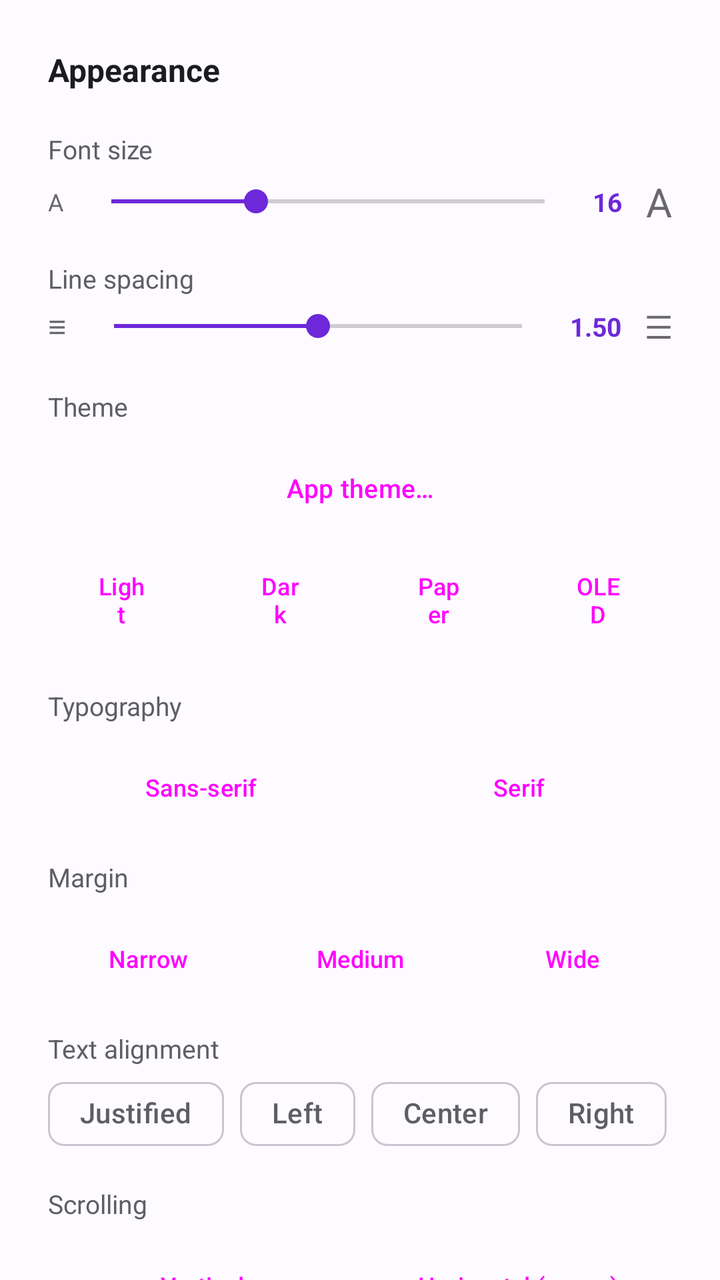
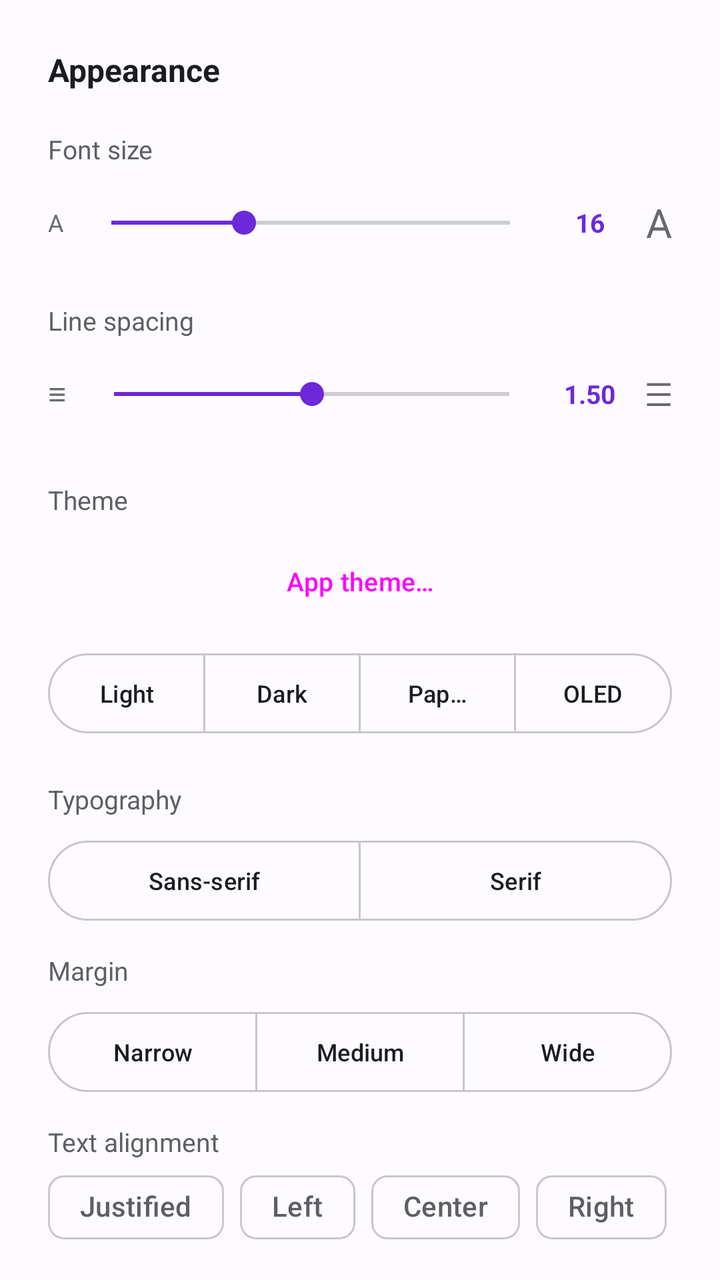

Compare the two renders of this Android layout. The source of the first and the diff that turns it into the second are given below.
<!-- AndroidManifest.xml: application theme AppTheme -->
<!-- res/layout/bottom_sheet_aparencia.xml -->
<?xml version="1.0" encoding="utf-8"?>
<androidx.core.widget.NestedScrollView
    xmlns:android="http://schemas.android.com/apk/res/android"
    xmlns:app="http://schemas.android.com/apk/res-auto"
    android:layout_width="match_parent"
    android:layout_height="wrap_content"
    android:background="@color/color_surface">

<LinearLayout
    android:layout_width="match_parent"
    android:layout_height="wrap_content"
    android:orientation="vertical"
    android:padding="24dp">

    <TextView
        android:layout_width="wrap_content"
        android:layout_height="wrap_content"
        android:text="@string/titulo_aparencia"
        android:textSize="16sp"
        android:textStyle="bold"
        android:textColor="@color/color_on_surface"
        android:layout_marginBottom="20dp"/>

    
    <TextView
        android:layout_width="wrap_content"
        android:layout_height="wrap_content"
        android:text="@string/label_tamanho_fonte"
        android:textSize="13sp"
        android:textColor="@color/color_on_surface_muted"
        android:layout_marginBottom="4dp"/>

    <LinearLayout
        android:layout_width="match_parent"
        android:layout_height="wrap_content"
        android:orientation="horizontal"
        android:gravity="center_vertical"
        android:layout_marginBottom="16dp">

        <TextView
            android:layout_width="wrap_content"
            android:layout_height="wrap_content"
            android:text="A"
            android:textSize="12sp"
            android:textColor="@color/color_on_surface_dim"
            android:layout_marginEnd="8dp"
            android:importantForAccessibility="no"/>

        <SeekBar
            android:id="@+id/seekBarFonte"
            android:contentDescription="@string/label_tamanho_fonte"
            android:layout_width="0dp"
            android:layout_height="wrap_content"
            android:layout_weight="1"
            android:max="24"
            android:progress="8"/>

        <TextView
            android:id="@+id/tvFonteValor"
            android:layout_width="wrap_content"
            android:layout_height="wrap_content"
            android:text="16"
            android:textSize="13sp"
            android:textColor="?attr/colorPrimary"
            android:textStyle="bold"
            android:paddingHorizontal="8dp"
            android:clickable="true"
            android:focusable="true"
            android:background="?attr/selectableItemBackground"/>

        <TextView
            android:layout_width="wrap_content"
            android:layout_height="wrap_content"
            android:text="A"
            android:textSize="20sp"
            android:textColor="@color/color_on_surface_dim"
            android:layout_marginStart="4dp"
            android:importantForAccessibility="no"/>
    </LinearLayout>

    
    <TextView
        android:layout_width="wrap_content"
        android:layout_height="wrap_content"
        android:text="@string/label_espacamento_linhas"
        android:textSize="13sp"
        android:textColor="@color/color_on_surface_muted"
        android:layout_marginBottom="4dp"/>

    <LinearLayout
        android:layout_width="match_parent"
        android:layout_height="wrap_content"
        android:orientation="horizontal"
        android:gravity="center_vertical"
        android:layout_marginBottom="20dp">

        <TextView
            android:layout_width="wrap_content"
            android:layout_height="wrap_content"
            android:text="≡"
            android:textSize="16sp"
            android:textColor="@color/color_on_surface_dim"
            android:layout_marginEnd="8dp"
            android:importantForAccessibility="no"/>

        <SeekBar
            android:id="@+id/seekBarEspacamento"
            android:contentDescription="@string/label_espacamento_linhas"
            android:layout_width="0dp"
            android:layout_height="wrap_content"
            android:layout_weight="1"
            android:max="20"
            android:progress="10"/>

        <TextView
            android:id="@+id/tvEspacamentoValor"
            android:layout_width="wrap_content"
            android:layout_height="wrap_content"
            android:text="1.50"
            android:textSize="13sp"
            android:textColor="?attr/colorPrimary"
            android:textStyle="bold"
            android:paddingHorizontal="8dp"
            android:clickable="true"
            android:focusable="true"
            android:background="?attr/selectableItemBackground"/>

        <TextView
            android:layout_width="wrap_content"
            android:layout_height="wrap_content"
            android:text="☰"
            android:textSize="16sp"
            android:textColor="@color/color_on_surface_dim"
            android:layout_marginStart="4dp"
            android:importantForAccessibility="no"/>
    </LinearLayout>

    
    <TextView
        android:layout_width="wrap_content"
        android:layout_height="wrap_content"
        android:text="@string/label_tema"
        android:textSize="13sp"
        android:textColor="@color/color_on_surface_muted"
        android:layout_marginBottom="8dp"/>

    <Button
        android:id="@+id/btnTemaDoApp"
        style="@style/Widget.Material3.Button.OutlinedButton"
        android:layout_width="match_parent"
        android:layout_height="wrap_content"
        android:minHeight="48dp"
        android:layout_marginBottom="8dp"
        android:text="@string/tema_do_app"
        android:textAllCaps="false"
        android:textSize="13sp"/>

    <LinearLayout
        android:layout_width="match_parent"
        android:layout_height="wrap_content"
        android:orientation="horizontal"
        android:layout_marginBottom="8dp">

        <Button
            android:id="@+id/btnTemaClaro"
            android:layout_width="0dp"
            android:layout_height="wrap_content"
        android:minHeight="48dp"
            android:layout_weight="1"
            android:layout_marginEnd="6dp"
            android:text="@string/btn_tema_claro"
            android:textSize="12sp"
            style="@style/Widget.Material3.Button.OutlinedButton"/>

        <Button
            android:id="@+id/btnTemaEscuro"
            android:layout_width="0dp"
            android:layout_height="wrap_content"
        android:minHeight="48dp"
            android:layout_weight="1"
            android:layout_marginEnd="6dp"
            android:text="@string/btn_tema_escuro"
            android:textSize="12sp"
            style="@style/Widget.Material3.Button.OutlinedButton"/>

        <Button
            android:id="@+id/btnTemaSepia"
            android:layout_width="0dp"
            android:layout_height="wrap_content"
        android:minHeight="48dp"
            android:layout_weight="1"
            android:layout_marginEnd="6dp"
            android:text="@string/btn_tema_sepia"
            android:textSize="12sp"
            style="@style/Widget.Material3.Button.OutlinedButton"/>

        <Button
            android:id="@+id/btnTemaOled"
            android:layout_width="0dp"
            android:layout_height="wrap_content"
        android:minHeight="48dp"
            android:layout_weight="1"
            android:text="@string/btn_tema_oled"
            android:textSize="12sp"
            style="@style/Widget.Material3.Button.OutlinedButton"/>
    </LinearLayout>

    
    <TextView
        android:layout_width="wrap_content"
        android:layout_height="wrap_content"
        android:text="@string/label_tipografia"
        android:textSize="13sp"
        android:textColor="@color/color_on_surface_muted"
        android:layout_marginTop="12dp"
        android:layout_marginBottom="8dp"/>

    <LinearLayout
        android:layout_width="match_parent"
        android:layout_height="wrap_content"
        android:orientation="horizontal"
        android:layout_marginBottom="8dp">

        <Button
            android:id="@+id/btnFontePadrao"
            android:layout_width="0dp"
            android:layout_height="wrap_content"
        android:minHeight="48dp"
            android:layout_weight="1"
            android:layout_marginEnd="6dp"
            android:text="@string/btn_fonte_padrao"
            android:textSize="12sp"
            style="@style/Widget.Material3.Button.OutlinedButton"/>

        <Button
            android:id="@+id/btnFonteSerifada"
            android:layout_width="0dp"
            android:layout_height="wrap_content"
        android:minHeight="48dp"
            android:layout_weight="1"
            android:text="@string/btn_fonte_serifada"
            android:textSize="12sp"
            style="@style/Widget.Material3.Button.OutlinedButton"/>
    </LinearLayout>

    
    <TextView
        android:layout_width="wrap_content"
        android:layout_height="wrap_content"
        android:text="@string/label_margem"
        android:textSize="13sp"
        android:textColor="@color/color_on_surface_muted"
        android:layout_marginTop="4dp"
        android:layout_marginBottom="8dp"/>

    <LinearLayout
        android:layout_width="match_parent"
        android:layout_height="wrap_content"
        android:orientation="horizontal"
        android:layout_marginBottom="8dp">

        <Button
            android:id="@+id/btnMargemEstreita"
            android:layout_width="0dp"
            android:layout_height="wrap_content"
        android:minHeight="48dp"
            android:layout_weight="1"
            android:layout_marginEnd="6dp"
            android:text="@string/btn_margem_estreita"
            android:textSize="12sp"
            style="@style/Widget.Material3.Button.OutlinedButton"/>

        <Button
            android:id="@+id/btnMargemMedia"
            android:layout_width="0dp"
            android:layout_height="wrap_content"
        android:minHeight="48dp"
            android:layout_weight="1"
            android:layout_marginEnd="6dp"
            android:text="@string/btn_margem_media"
            android:textSize="12sp"
            style="@style/Widget.Material3.Button.OutlinedButton"/>

        <Button
            android:id="@+id/btnMargemLarga"
            android:layout_width="0dp"
            android:layout_height="wrap_content"
        android:minHeight="48dp"
            android:layout_weight="1"
            android:text="@string/btn_margem_larga"
            android:textSize="12sp"
            style="@style/Widget.Material3.Button.OutlinedButton"/>
    </LinearLayout>

    
    <TextView
        android:layout_width="wrap_content"
        android:layout_height="wrap_content"
        android:text="@string/label_alinhamento"
        android:textSize="13sp"
        android:textColor="@color/color_on_surface_muted"
        android:layout_marginTop="4dp"/>

    <com.google.android.material.chip.ChipGroup
        android:id="@+id/chipsAlinhamento"
        android:layout_width="match_parent"
        android:layout_height="wrap_content"
        android:layout_marginBottom="8dp"
        app:singleSelection="true"
        app:selectionRequired="true">

        <com.google.android.material.chip.Chip
            android:id="@+id/chipAlinhJustificado"
            style="@style/Widget.Material3.Chip.Filter"
            android:layout_width="wrap_content"
            android:layout_height="wrap_content"
            android:text="@string/alinhamento_justificado"/>

        <com.google.android.material.chip.Chip
            android:id="@+id/chipAlinhEsquerda"
            style="@style/Widget.Material3.Chip.Filter"
            android:layout_width="wrap_content"
            android:layout_height="wrap_content"
            android:text="@string/alinhamento_esquerda"/>

        <com.google.android.material.chip.Chip
            android:id="@+id/chipAlinhCentro"
            style="@style/Widget.Material3.Chip.Filter"
            android:layout_width="wrap_content"
            android:layout_height="wrap_content"
            android:text="@string/alinhamento_centro"/>

        <com.google.android.material.chip.Chip
            android:id="@+id/chipAlinhDireita"
            style="@style/Widget.Material3.Chip.Filter"
            android:layout_width="wrap_content"
            android:layout_height="wrap_content"
            android:text="@string/alinhamento_direita"/>
    </com.google.android.material.chip.ChipGroup>

    <TextView
        android:id="@+id/tvAlinhamentoDica"
        android:layout_width="match_parent"
        android:layout_height="wrap_content"
        android:layout_marginBottom="8dp"
        android:text="@string/alinhamento_justificado_dica"
        android:textColor="@color/color_on_surface_medium"
        android:textSize="12sp"
        android:visibility="gone"/>

    
    <TextView
        android:layout_width="wrap_content"
        android:layout_height="wrap_content"
        android:text="@string/label_rolagem"
        android:textSize="13sp"
        android:textColor="@color/color_on_surface_muted"
        android:layout_marginTop="4dp"
        android:layout_marginBottom="8dp"/>

    <LinearLayout
        android:layout_width="match_parent"
        android:layout_height="wrap_content"
        android:orientation="horizontal"
        android:layout_marginBottom="8dp">

        <Button
            android:id="@+id/btnRolagemVertical"
            android:layout_width="0dp"
            android:layout_height="wrap_content"
        android:minHeight="48dp"
            android:layout_weight="1"
            android:text="@string/btn_rolagem_vertical"
            android:textSize="12sp"
            android:layout_marginEnd="4dp"
            style="@style/Widget.Material3.Button.OutlinedButton"/>

        <Button
            android:id="@+id/btnRolagemHorizontal"
            android:layout_width="0dp"
            android:layout_height="wrap_content"
        android:minHeight="48dp"
            android:layout_weight="1"
            android:text="@string/btn_rolagem_horizontal"
            android:textSize="12sp"
            style="@style/Widget.Material3.Button.OutlinedButton"/>
    </LinearLayout>

    
    <TextView
        android:layout_width="wrap_content"
        android:layout_height="wrap_content"
        android:text="@string/label_brilho"
        android:textSize="13sp"
        android:textColor="@color/color_on_surface_muted"
        android:layout_marginTop="12dp"
        android:layout_marginBottom="4dp"/>

    <LinearLayout
        android:layout_width="match_parent"
        android:layout_height="wrap_content"
        android:orientation="horizontal"
        android:gravity="center_vertical">

        <TextView
            android:layout_width="wrap_content"
            android:layout_height="wrap_content"
            android:text="☾"
            android:textSize="14sp"
            android:textColor="@color/color_on_surface_dim"
            android:layout_marginEnd="8dp"
            android:importantForAccessibility="no"/>

        <SeekBar
            android:id="@+id/seekBarBrilho"
            android:contentDescription="@string/label_brilho"
            android:layout_width="0dp"
            android:layout_height="wrap_content"
            android:layout_weight="1"
            android:max="100"
            android:progress="100"/>

        <TextView
            android:id="@+id/tvBrilhoValor"
            android:layout_width="wrap_content"
            android:layout_height="wrap_content"
            android:text="100%"
            android:textSize="13sp"
            android:textColor="?attr/colorPrimary"
            android:textStyle="bold"
            android:paddingHorizontal="8dp"
            android:clickable="true"
            android:focusable="true"
            android:background="?attr/selectableItemBackground"/>

        <TextView
            android:layout_width="wrap_content"
            android:layout_height="wrap_content"
            android:text="☀"
            android:textSize="14sp"
            android:textColor="@color/color_on_surface_dim"
            android:layout_marginStart="4dp"
            android:importantForAccessibility="no"/>
    </LinearLayout>

    
    <com.google.android.material.materialswitch.MaterialSwitch
        android:id="@+id/swManterTelaLigada"
        android:layout_width="match_parent"
        android:layout_height="wrap_content"
        android:layout_marginTop="12dp"
        android:minHeight="48dp"
        android:text="@string/reader_manter_tela_ligada"
        android:textSize="14sp"
        android:textColor="@color/color_on_surface"/>

</LinearLayout>

</androidx.core.widget.NestedScrollView>
<!-- resources referenced by this layout -->
<resources>
  <string name="alinhamento_centro">Center</string>
  <string name="alinhamento_direita">Right</string>
  <string name="alinhamento_esquerda">Left</string>
  <string name="alinhamento_justificado">Justified</string>
  <string name="alinhamento_justificado_dica">Justified text makes text selection imprecise (an Android limitation). To select passages, use Left.</string>
  <string name="btn_fonte_padrao">Sans-serif</string>
  <string name="btn_fonte_serifada">Serif</string>
  <string name="btn_margem_estreita">Narrow</string>
  <string name="btn_margem_larga">Wide</string>
  <string name="btn_margem_media">Medium</string>
  <string name="btn_rolagem_horizontal">Horizontal (pages)</string>
  <string name="btn_rolagem_vertical">Vertical</string>
  <string name="btn_tema_claro">Light</string>
  <string name="btn_tema_escuro">Dark</string>
  <string name="btn_tema_oled">OLED</string>
  <string name="btn_tema_sepia">Paper</string>
  <string name="label_alinhamento">Text alignment</string>
  <string name="label_brilho">Brightness</string>
  <string name="label_espacamento_linhas">Line spacing</string>
  <string name="label_margem">Margin</string>
  <string name="label_rolagem">Scrolling</string>
  <string name="label_tamanho_fonte">Font size</string>
  <string name="label_tema">Theme</string>
  <string name="label_tipografia">Typography</string>
  <string name="reader_manter_tela_ligada">Keep screen on</string>
  <string name="tema_do_app">App theme…</string>
  <string name="titulo_aparencia">Appearance</string>
  <style name="LylyTransicao">
          <item name="android:activityOpenEnterAnimation">@anim/fade_in</item>
          <item name="android:activityOpenExitAnimation">@anim/fade_out</item>
          <item name="android:activityCloseEnterAnimation">@anim/fade_in</item>
          <item name="android:activityCloseExitAnimation">@anim/fade_out</item>
      </style>
  <style name="LylyFolhaDialogo" parent="ThemeOverlay.Material3.BottomSheetDialog">
          <item name="bottomSheetStyle">@style/LylyFolha</item>
      </style>
  <style name="LylyFolha" parent="Widget.Material3.BottomSheet.Modal">
          <item name="behavior_skipCollapsed">true</item>
      </style>
  <!-- unchanged entries left out for length: 1 -->
</resources>

<!-- the commit's change to res/layout/bottom_sheet_aparencia.xml (unified diff, before → after) -->
@@ -59,6 +59,9 @@
             android:id="@+id/tvFonteValor"
             android:layout_width="wrap_content"
             android:layout_height="wrap_content"
+            android:minWidth="48dp"
+            android:minHeight="48dp"
+            android:gravity="center"
             android:text="16"
             android:textSize="13sp"
             android:textColor="?attr/colorPrimary"
@@ -116,6 +119,9 @@
             android:id="@+id/tvEspacamentoValor"
             android:layout_width="wrap_content"
             android:layout_height="wrap_content"
+            android:minWidth="48dp"
+            android:minHeight="48dp"
+            android:gravity="center"
             android:text="1.50"
             android:textSize="13sp"
             android:textColor="?attr/colorPrimary"
@@ -155,55 +161,55 @@
         android:textAllCaps="false"
         android:textSize="13sp"/>
 
-    <LinearLayout
-        android:layout_width="match_parent"
-        android:layout_height="wrap_content"
-        android:orientation="horizontal"
+    <com.google.android.material.button.MaterialButtonToggleGroup
+        android:id="@+id/grupoTemaLeitura"
+        android:layout_width="match_parent"
+        android:layout_height="wrap_content"
+        android:orientation="horizontal"
+        app:singleSelection="true"
+        app:selectionRequired="true"
         android:layout_marginBottom="8dp">
 
-        <Button
+        <com.google.android.material.button.MaterialButton
             android:id="@+id/btnTemaClaro"
             android:layout_width="0dp"
             android:layout_height="wrap_content"
-        android:minHeight="48dp"
-            android:layout_weight="1"
-            android:layout_marginEnd="6dp"
+            android:minHeight="48dp"
+            android:layout_weight="1"
             android:text="@string/btn_tema_claro"
             android:textSize="12sp"
             style="@style/Widget.Material3.Button.OutlinedButton"/>
 
-        <Button
+        <com.google.android.material.button.MaterialButton
             android:id="@+id/btnTemaEscuro"
             android:layout_width="0dp"
             android:layout_height="wrap_content"
-        android:minHeight="48dp"
-            android:layout_weight="1"
-            android:layout_marginEnd="6dp"
+            android:minHeight="48dp"
+            android:layout_weight="1"
             android:text="@string/btn_tema_escuro"
             android:textSize="12sp"
             style="@style/Widget.Material3.Button.OutlinedButton"/>
 
-        <Button
+        <com.google.android.material.button.MaterialButton
             android:id="@+id/btnTemaSepia"
             android:layout_width="0dp"
             android:layout_height="wrap_content"
-        android:minHeight="48dp"
-            android:layout_weight="1"
-            android:layout_marginEnd="6dp"
+            android:minHeight="48dp"
+            android:layout_weight="1"
             android:text="@string/btn_tema_sepia"
             android:textSize="12sp"
             style="@style/Widget.Material3.Button.OutlinedButton"/>
 
-        <Button
+        <com.google.android.material.button.MaterialButton
             android:id="@+id/btnTemaOled"
             android:layout_width="0dp"
             android:layout_height="wrap_content"
-        android:minHeight="48dp"
+            android:minHeight="48dp"
             android:layout_weight="1"
             android:text="@string/btn_tema_oled"
             android:textSize="12sp"
             style="@style/Widget.Material3.Button.OutlinedButton"/>
-    </LinearLayout>
+    </com.google.android.material.button.MaterialButtonToggleGroup>
 
     
     <TextView
@@ -215,33 +221,35 @@
         android:layout_marginTop="12dp"
         android:layout_marginBottom="8dp"/>
 
-    <LinearLayout
-        android:layout_width="match_parent"
-        android:layout_height="wrap_content"
-        android:orientation="horizontal"
+    <com.google.android.material.button.MaterialButtonToggleGroup
+        android:id="@+id/grupoFonte"
+        android:layout_width="match_parent"
+        android:layout_height="wrap_content"
+        android:orientation="horizontal"
+        app:singleSelection="true"
+        app:selectionRequired="true"
         android:layout_marginBottom="8dp">
 
-        <Button
+        <com.google.android.material.button.MaterialButton
             android:id="@+id/btnFontePadrao"
             android:layout_width="0dp"
             android:layout_height="wrap_content"
-        android:minHeight="48dp"
-            android:layout_weight="1"
-            android:layout_marginEnd="6dp"
+            android:minHeight="48dp"
+            android:layout_weight="1"
             android:text="@string/btn_fonte_padrao"
             android:textSize="12sp"
             style="@style/Widget.Material3.Button.OutlinedButton"/>
 
-        <Button
+        <com.google.android.material.button.MaterialButton
             android:id="@+id/btnFonteSerifada"
             android:layout_width="0dp"
             android:layout_height="wrap_content"
-        android:minHeight="48dp"
+            android:minHeight="48dp"
             android:layout_weight="1"
             android:text="@string/btn_fonte_serifada"
             android:textSize="12sp"
             style="@style/Widget.Material3.Button.OutlinedButton"/>
-    </LinearLayout>
+    </com.google.android.material.button.MaterialButtonToggleGroup>
 
     
     <TextView
@@ -253,44 +261,45 @@
         android:layout_marginTop="4dp"
         android:layout_marginBottom="8dp"/>
 
-    <LinearLayout
-        android:layout_width="match_parent"
-        android:layout_height="wrap_content"
-        android:orientation="horizontal"
+    <com.google.android.material.button.MaterialButtonToggleGroup
+        android:id="@+id/grupoMargem"
+        android:layout_width="match_parent"
+        android:layout_height="wrap_content"
+        android:orientation="horizontal"
+        app:singleSelection="true"
+        app:selectionRequired="true"
         android:layout_marginBottom="8dp">
 
-        <Button
+        <com.google.android.material.button.MaterialButton
             android:id="@+id/btnMargemEstreita"
             android:layout_width="0dp"
             android:layout_height="wrap_content"
-        android:minHeight="48dp"
-            android:layout_weight="1"
-            android:layout_marginEnd="6dp"
+            android:minHeight="48dp"
+            android:layout_weight="1"
             android:text="@string/btn_margem_estreita"
             android:textSize="12sp"
             style="@style/Widget.Material3.Button.OutlinedButton"/>
 
-        <Button
+        <com.google.android.material.button.MaterialButton
             android:id="@+id/btnMargemMedia"
             android:layout_width="0dp"
             android:layout_height="wrap_content"
-        android:minHeight="48dp"
-            android:layout_weight="1"
-            android:layout_marginEnd="6dp"
+            android:minHeight="48dp"
+            android:layout_weight="1"
             android:text="@string/btn_margem_media"
             android:textSize="12sp"
             style="@style/Widget.Material3.Button.OutlinedButton"/>
 
-        <Button
+        <com.google.android.material.button.MaterialButton
             android:id="@+id/btnMargemLarga"
             android:layout_width="0dp"
             android:layout_height="wrap_content"
-        android:minHeight="48dp"
+            android:minHeight="48dp"
             android:layout_weight="1"
             android:text="@string/btn_margem_larga"
             android:textSize="12sp"
             style="@style/Widget.Material3.Button.OutlinedButton"/>
-    </LinearLayout>
+    </com.google.android.material.button.MaterialButtonToggleGroup>
 
     
     <TextView
@@ -358,33 +367,35 @@
         android:layout_marginTop="4dp"
         android:layout_marginBottom="8dp"/>
 
-    <LinearLayout
-        android:layout_width="match_parent"
-        android:layout_height="wrap_content"
-        android:orientation="horizontal"
+    <com.google.android.material.button.MaterialButtonToggleGroup
+        android:id="@+id/grupoRolagem"
+        android:layout_width="match_parent"
+        android:layout_height="wrap_content"
+        android:orientation="horizontal"
+        app:singleSelection="true"
+        app:selectionRequired="true"
         android:layout_marginBottom="8dp">
 
-        <Button
+        <com.google.android.material.button.MaterialButton
             android:id="@+id/btnRolagemVertical"
             android:layout_width="0dp"
             android:layout_height="wrap_content"
-        android:minHeight="48dp"
+            android:minHeight="48dp"
             android:layout_weight="1"
             android:text="@string/btn_rolagem_vertical"
             android:textSize="12sp"
-            android:layout_marginEnd="4dp"
-            style="@style/Widget.Material3.Button.OutlinedButton"/>
-
-        <Button
+            style="@style/Widget.Material3.Button.OutlinedButton"/>
+
+        <com.google.android.material.button.MaterialButton
             android:id="@+id/btnRolagemHorizontal"
             android:layout_width="0dp"
             android:layout_height="wrap_content"
-        android:minHeight="48dp"
+            android:minHeight="48dp"
             android:layout_weight="1"
             android:text="@string/btn_rolagem_horizontal"
             android:textSize="12sp"
             style="@style/Widget.Material3.Button.OutlinedButton"/>
-    </LinearLayout>
+    </com.google.android.material.button.MaterialButtonToggleGroup>
 
     
     <TextView
@@ -424,6 +435,9 @@
             android:id="@+id/tvBrilhoValor"
             android:layout_width="wrap_content"
             android:layout_height="wrap_content"
+            android:minWidth="48dp"
+            android:minHeight="48dp"
+            android:gravity="center"
             android:text="100%"
             android:textSize="13sp"
             android:textColor="?attr/colorPrimary"
